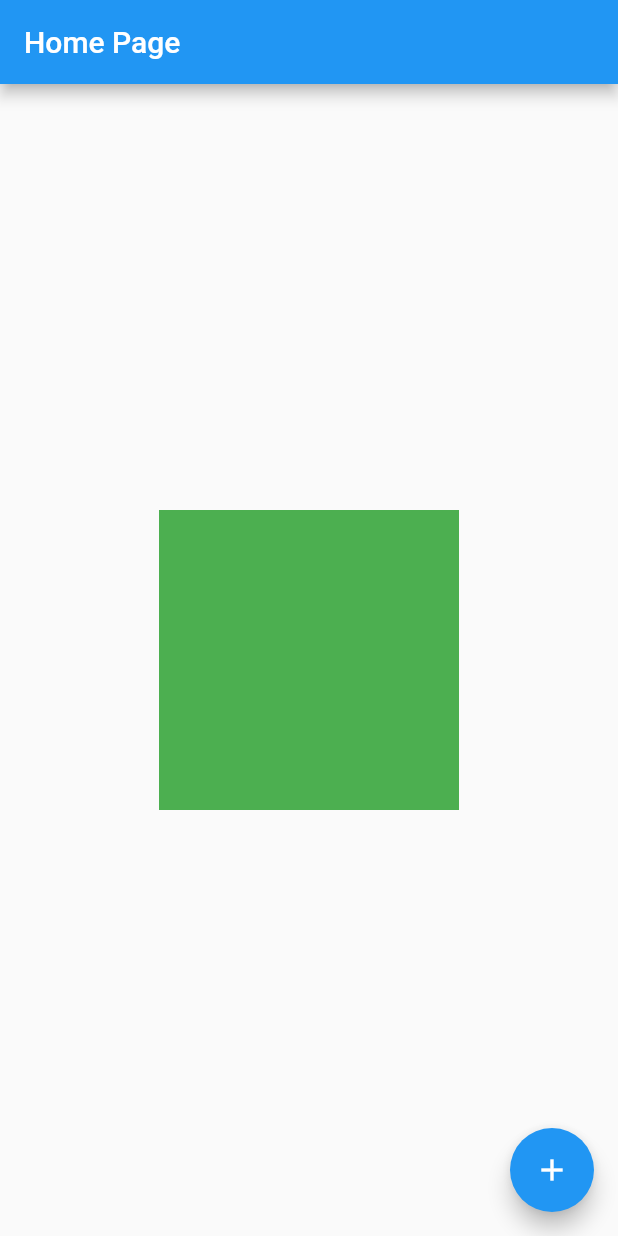
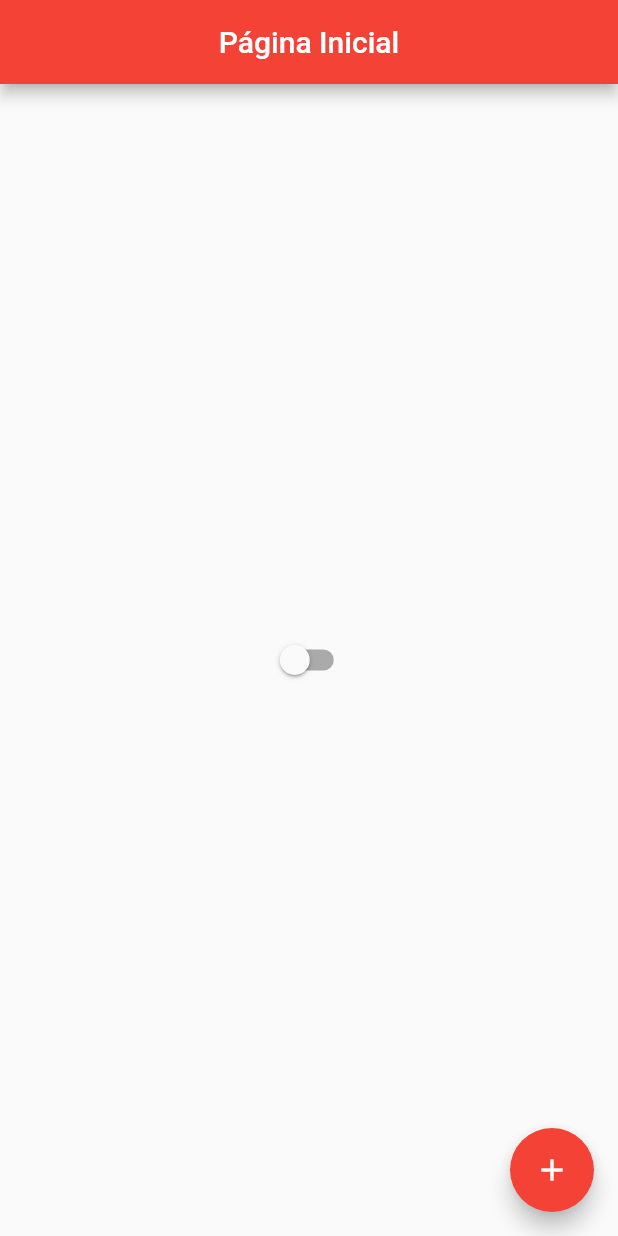
Before and after one commit to JuniorPenguim/Prodesan, a Flutter app: the screen it shows after launch, on a phone screen of 412 x 824 dp. Run offline on Flutter 3.47's test engine with Material 2 defaults, Android fonts, the phone set to English and light mode, and no system bars.

Commit message:
Gerenciando estados globais

```diff
--- /dev/null
+++ b/lib/appController.dart
@@ -0,0 +1,10 @@
+import 'package:flutter/cupertino.dart';
+
+class AppController extends ChangeNotifier {
+  static AppController instance = AppController();
+  bool isDarkTheme = false;
+  changeTheme() {
+    isDarkTheme = !isDarkTheme;
+    notifyListeners();
+  }
+}
--- a/lib/appWidget.dart
+++ b/lib/appWidget.dart
@@ -1,3 +1,4 @@
+import 'package:Prodesan/appController.dart';
 import 'package:flutter/material.dart';
 
 import 'homePage.dart';
@@ -8,9 +9,18 @@ class AppWidget extends StatelessWidget {
 
   @override
   Widget build(BuildContext context) {
-    return MaterialApp(
-      theme: ThemeData.light(),
-      home: HomePage(),
+    return AnimatedBuilder(
+      animation: AppController.instance,
+      builder: (BuildContext context, Widget? child) {
+        return MaterialApp(
+          theme: ThemeData(
+              primarySwatch: Colors.red,
+              brightness: AppController.instance.isDarkTheme
+                  ? Brightness.dark
+                  : Brightness.light),
+          home: HomePage(),
+        );
+      },
     );
   }
 }
--- a/lib/homePage.dart
+++ b/lib/homePage.dart
@@ -1,3 +1,4 @@
+import 'package:Prodesan/appController.dart';
 import 'package:flutter/material.dart';
 
 /////// STATEFUL WIDGET ///////
@@ -16,21 +17,19 @@ class HomePageState extends State<HomePage> {
   Widget build(BuildContext context) {
     return Scaffold(
       appBar: AppBar(
-        title: Text('Home Page'),
+        centerTitle: true,
+        title: Text(
+          'Página Inicial',
+        ),
       ),
-      body: Align(
-          //Função para fazer multi render
-          alignment: Alignment.center,
-          child: Container(
-            height: 200,
-            width: 200,
-            color: Colors.black,
-            child: Container(
-              height: 100,
-              width: 100,
-              color: Colors.green,
-            ),
-          )),
+      body: Center(
+        child: Switch(
+          value: AppController.instance.isDarkTheme,
+          onChanged: (value) {
+            AppController.instance.changeTheme();
+          },
+        ),
+      ),
       floatingActionButton: FloatingActionButton(
         child: Icon(Icons.add),
         onPressed: () {
```
Also changed, not shown: pubspec.yaml (+9 -2 lines), images/prodesanIcon.png (added), pubspec.lock, 22 other files.
